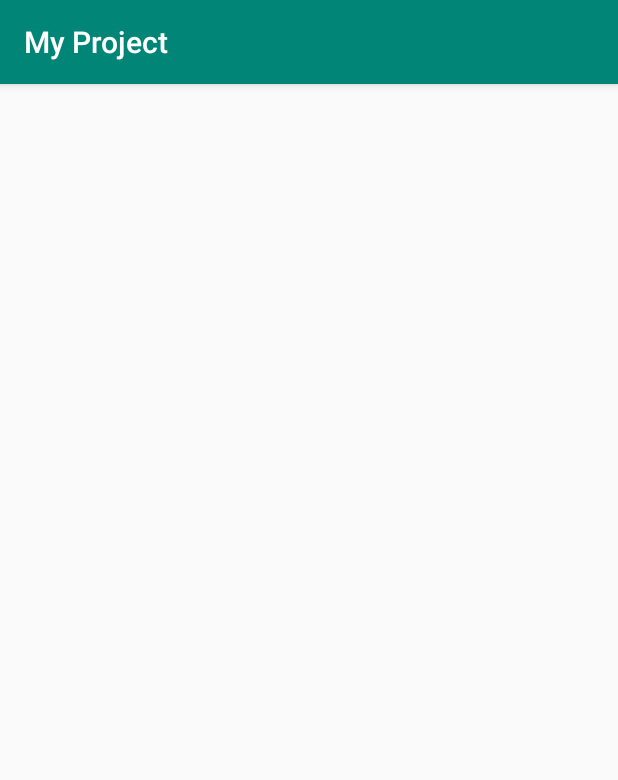
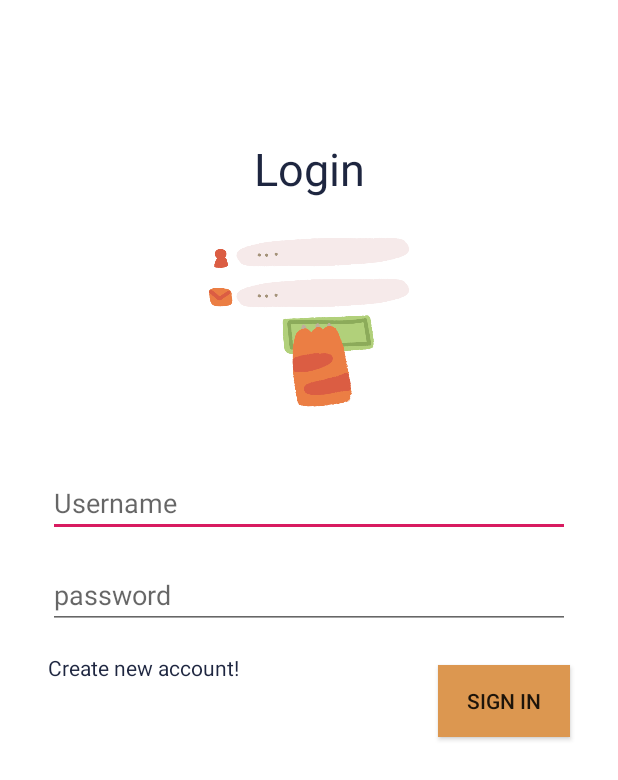
Before and after one commit to Hilal06/Android-Project-1, an Android app: the screen it shows after launch (MainActivity), on a phone screen of 412 x 824 dp. Shown: the top 780 px of the screen. Run offline under Robolectric (Android 15) with nearby library versions, the phone set to English and light mode, and no system bars.

Commit message:
add login algoritm

```diff
--- a/app/build.gradle
+++ b/app/build.gradle
@@ -17,6 +17,7 @@
             proguardFiles getDefaultProguardFile('proguard-android-optimize.txt'), 'proguard-rules.pro'
         }
     }
+    sourceSets { main { assets.srcDirs = ['src/main/assets', 'src/main/assets/'] } }
 }
 
 dependencies {
@@ -27,6 +28,7 @@
     implementation 'androidx.annotation:annotation:1.1.0'
     implementation 'androidx.lifecycle:lifecycle-extensions:2.1.0'
     implementation 'androidx.legacy:legacy-support-v4:1.0.0'
+    implementation 'androidx.recyclerview:recyclerview:1.0.0'
     testImplementation 'junit:junit:4.12'
     androidTestImplementation 'androidx.test:runner:1.2.0'
     androidTestImplementation 'androidx.test.espresso:espresso-core:3.2.0'
--- a/app/src/main/java/com/example/myproject/activity/MainActivity.java
+++ b/app/src/main/java/com/example/myproject/activity/MainActivity.java
@@ -1,16 +1,23 @@
 package com.example.myproject.activity;
 
 import androidx.appcompat.app.AppCompatActivity;
+import androidx.fragment.app.Fragment;
 
 import android.os.Bundle;
 
 import com.example.myproject.R;
+import com.example.myproject.fragment.LoginFragment;
 
-public class MainActivity extends AppCompatActivity {
+public class MainActivity extends AppCompatActivity implements
+    LoginFragment.OnFragmentInteractionListener{
 
     @Override
-    protected void onCreate(Bundle savedInstanceState) {
+    public void onCreate(Bundle savedInstanceState) {
         super.onCreate(savedInstanceState);
         setContentView(R.layout.activity_main);
+        getSupportFragmentManager().beginTransaction()
+                .replace(R.id.main_frame, new LoginFragment())
+                .commit();
+
     }
 }
--- a/app/src/main/java/com/example/myproject/activity/welcomeActivity.java
+++ b/app/src/main/java/com/example/myproject/activity/welcomeActivity.java
@@ -1,6 +1,7 @@
 package com.example.myproject.activity;
 
 import androidx.appcompat.app.AppCompatActivity;
+import androidx.fragment.app.Fragment;
 
 import android.content.Intent;
 import android.os.Bundle;
@@ -22,7 +23,7 @@
                 startActivity(new Intent(welcomeActivity.this, MainActivity.class));
                 finish();
             }
-        },5000);
+        },3000);
     }
 
 }
--- a/app/src/main/java/com/example/myproject/model/User.java
+++ b/app/src/main/java/com/example/myproject/model/User.java
@@ -10,12 +10,9 @@
     public User() {
     }
 
-    public User(String username, String password, String email, String gender, String tlp) {
+    public User(String username, String password) {
         this.username = username;
         this.password = password;
-        this.email = email;
-        this.gender = gender;
-        this.tlp = tlp;
     }
 
     public String getUsername() {
--- a/app/src/main/res/layout/activity_main.xml
+++ b/app/src/main/res/layout/activity_main.xml
@@ -2,8 +2,10 @@
 <androidx.constraintlayout.widget.ConstraintLayout xmlns:android="http://schemas.android.com/apk/res/android"
     xmlns:app="http://schemas.android.com/apk/res-auto"
     xmlns:tools="http://schemas.android.com/tools"
+    android:id="@+id/main_frame"
     android:layout_width="match_parent"
     android:layout_height="match_parent"
-    tools:context=".MainActivity">
+    android:background="@color/white"
+    tools:context=".activity.MainActivity">
 
 </androidx.constraintlayout.widget.ConstraintLayout>
--- a/app/src/main/res/layout/fragment_login.xml
+++ b/app/src/main/res/layout/fragment_login.xml
@@ -37,8 +37,8 @@
         android:layout_marginTop="16dp"
         android:layout_marginEnd="32dp"
         android:ems="10"
-        android:hint="Email"
-        android:inputType="textEmailAddress"
+        android:hint="Username"
+        android:inputType="text"
         app:layout_constraintEnd_toEndOf="parent"
         app:layout_constraintStart_toStartOf="parent"
         app:layout_constraintTop_toTopOf="@+id/guideline2" />
--- a/app/src/main/res/values/dimens.xml
+++ b/app/src/main/res/values/dimens.xml
@@ -2,4 +2,5 @@
     <!-- Default screen margins, per the Android Design guidelines. -->
     <dimen name="activity_horizontal_margin">16dp</dimen>
     <dimen name="activity_vertical_margin">16dp</dimen>
+    <dimen name="text_margin">16dp</dimen>
 </resources>
--- a/app/src/main/res/values/styles.xml
+++ b/app/src/main/res/values/styles.xml
@@ -1,7 +1,7 @@
 <resources>
 
     <!-- Base application theme. -->
-    <style name="AppTheme" parent="Theme.AppCompat.Light.DarkActionBar">
+    <style name="AppTheme" parent="Theme.AppCompat.Light.NoActionBar">
         <!-- Customize your theme here. -->
         <item name="colorPrimary">@color/colorPrimary</item>
         <item name="colorPrimaryDark">@color/colorPrimaryDark</item>
```
Also changed, not shown: app/src/main/java/com/example/myproject/fragment/ItemDetailFragment.java (added, +70 -0 lines), app/src/main/java/com/example/myproject/fragment/ItemListFragment.java (added, +80 -0 lines), app/src/main/java/com/example/myproject/fragment/LoginFragment.java (+18 -9 lines), app/src/main/java/com/example/myproject/model/Item.java (added, +50 -0 lines), app/src/main/res/layout/fragment_item_detail.xml (added, +14 -0 lines), app/src/main/res/layout/fragment_item_list.xml (added, +18 -0 lines).
